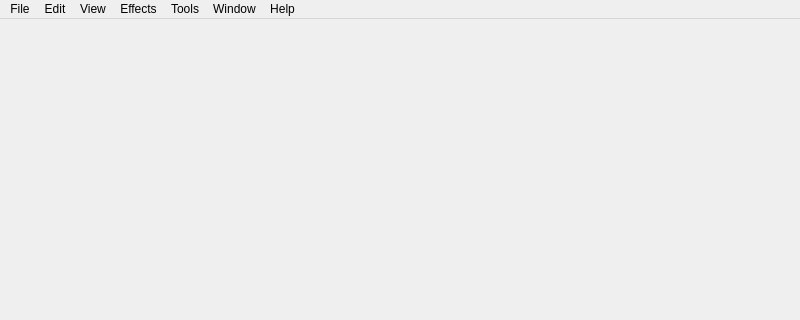
This is src/GUI/ui/MainWindow.ui in VLMC/vlmc as Qt 5 draws it before an edit; both pictures show x 0 to 800 and y 0 to 320 of the 800 by 600 pixel window. The edited form follows.
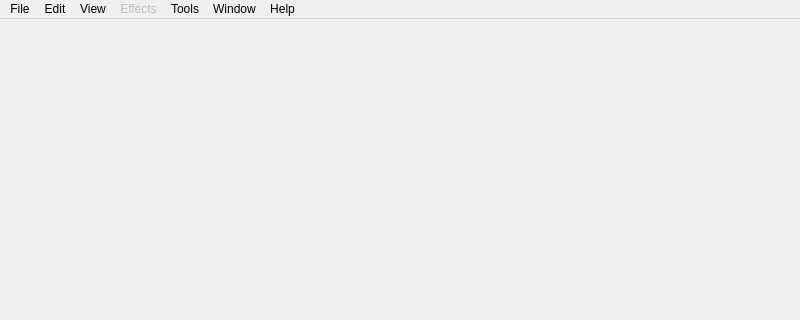
This is the edited form. Icons and pictures are not drawn.

Commit message: GUI: Disable the Effects menu as it contains absolutely nothing

Patch:
```diff
--- a/src/GUI/ui/MainWindow.ui
+++ b/src/GUI/ui/MainWindow.ui
@@ -54,6 +54,9 @@
     <addaction name="actionFullscreen"/>
    </widget>
    <widget class="QMenu" name="menuEffets">
+    <property name="enabled">
+     <bool>false</bool>
+    </property>
     <property name="title">
      <string>Effects</string>
     </property>
```
